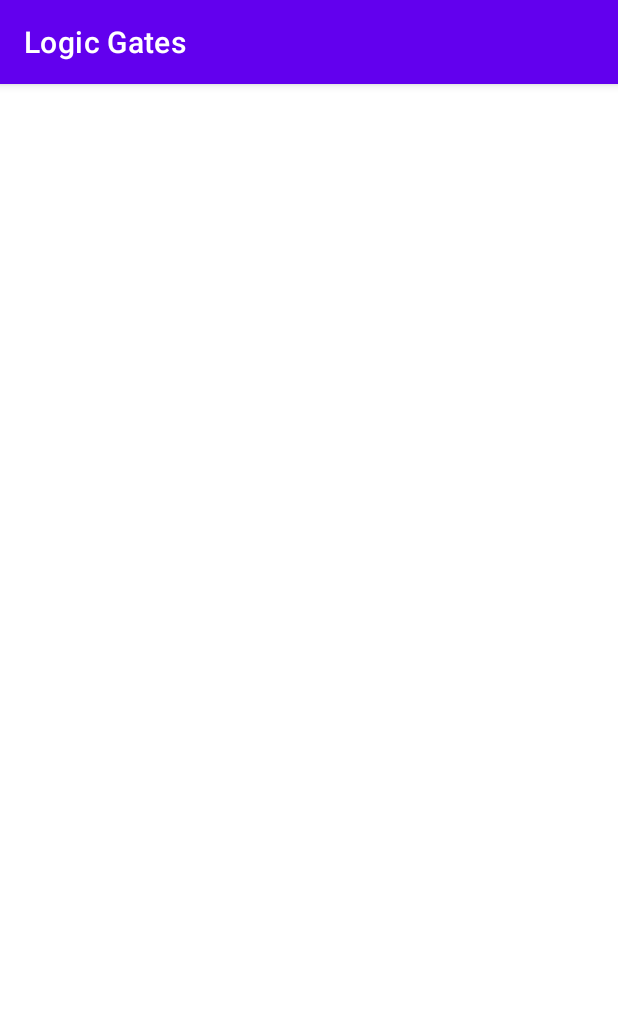
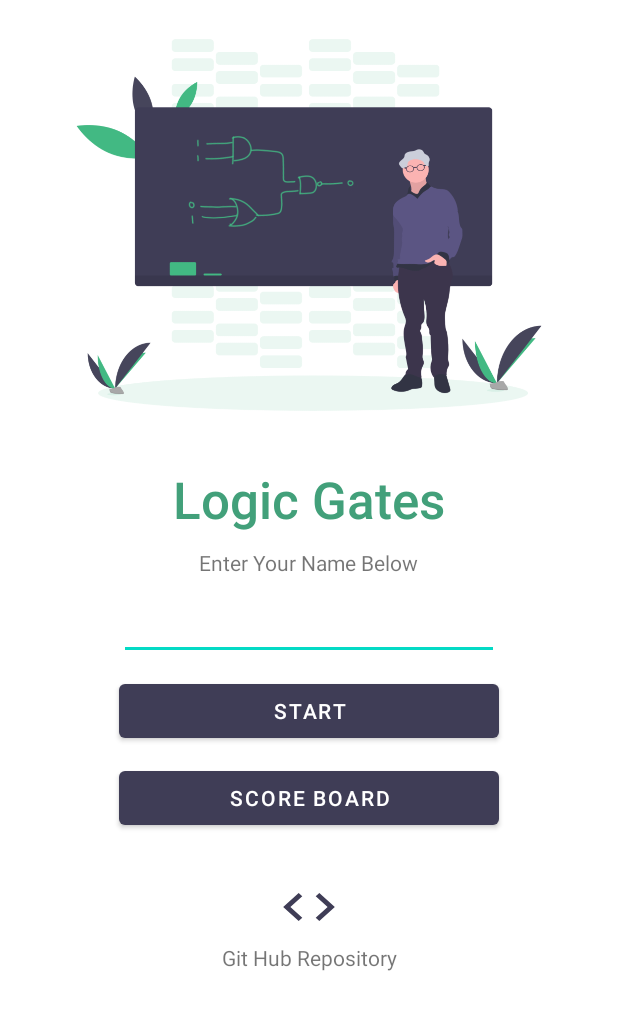
Before and after one commit to Eenyi/LogicGatesApk, an Android app: the screen it shows after launch (Home), on a phone screen of 412 x 824 dp. Shown: the top 1010 px of the screen. Run offline under Robolectric (Android 15) with nearby library versions, the phone set to English and light mode, and no system bars.

Commit message:
Home Page Land Scape

```diff
--- a/app/src/main/AndroidManifest.xml
+++ b/app/src/main/AndroidManifest.xml
@@ -25,19 +25,18 @@
                 android:name="android.app.lib_name"
                 android:value="" />
         </activity>
-        <activity
-            android:name=".MainActivity"
-            android:exported="true">
-            <intent-filter>
-                <action android:name="android.intent.action.MAIN" />
+<!--        <activity-->
+<!--            android:name=".MainActivity"-->
+<!--            android:exported="true">-->
+<!--            <intent-filter>-->
+<!--                <action android:name="android.intent.action.MAIN" />-->
 
-                <category android:name="android.intent.category.LAUNCHER" />
-            </intent-filter>
+<!--                <category android:name="android.intent.category.LAUNCHER" />-->
+<!--            </intent-filter>-->
 
-            <meta-data
-                android:name="android.app.lib_name"
-                android:value="" />
-        </activity>
+<!--            <meta-data-->
+<!--                android:name="android.app.lib_name"-->
+<!--                android:value="" />-->
+<!--        </activity>-->
     </application>
-
 </manifest>
--- /dev/null
+++ b/app/src/main/res/drawable-v24/color_navyblue.xml
@@ -0,0 +1,5 @@
+<?xml version="1.0" encoding="utf-8"?>
+<shape android:shape="rectangle" xmlns:android="http://schemas.android.com/apk/res/android">
+    <solid android:color="#3F3D56" />
+    <corners android:radius="20dp" />
+</shape>
--- /dev/null
+++ b/app/src/main/res/drawable/ic_baseline_code_24.xml
@@ -0,0 +1,5 @@
+<vector android:height="24dp" android:tint="#000000"
+    android:viewportHeight="24" android:viewportWidth="24"
+    android:width="24dp" xmlns:android="http://schemas.android.com/apk/res/android">
+    <path android:fillColor="@android:color/white" android:pathData="M9.4,16.6L4.8,12l4.6,-4.6L8,6l-6,6 6,6 1.4,-1.4zM14.6,16.6l4.6,-4.6 -4.6,-4.6L16,6l6,6 -6,6 -1.4,-1.4z"/>
+</vector>
--- /dev/null
+++ b/app/src/main/res/drawable/ic_baseline_info_24.xml
@@ -0,0 +1,5 @@
+<vector android:height="24dp" android:tint="#000000"
+    android:viewportHeight="24" android:viewportWidth="24"
+    android:width="24dp" xmlns:android="http://schemas.android.com/apk/res/android">
+    <path android:fillColor="@android:color/white" android:pathData="M12,2C6.48,2 2,6.48 2,12s4.48,10 10,10 10,-4.48 10,-10S17.52,2 12,2zM13,17h-2v-6h2v6zM13,9h-2L11,7h2v2z"/>
+</vector>
--- /dev/null
+++ b/app/src/main/res/layout-land/activity_home.xml
@@ -0,0 +1,9 @@
+<?xml version="1.0" encoding="utf-8"?>
+<androidx.constraintlayout.widget.ConstraintLayout xmlns:android="http://schemas.android.com/apk/res/android"
+    xmlns:app="http://schemas.android.com/apk/res-auto"
+    xmlns:tools="http://schemas.android.com/tools"
+    android:layout_width="match_parent"
+    android:layout_height="match_parent"
+    tools:context=".Home">
+
+</androidx.constraintlayout.widget.ConstraintLayout>
--- a/app/src/main/res/layout/activity_home.xml
+++ b/app/src/main/res/layout/activity_home.xml
@@ -2,8 +2,100 @@
 <androidx.constraintlayout.widget.ConstraintLayout xmlns:android="http://schemas.android.com/apk/res/android"
     xmlns:app="http://schemas.android.com/apk/res-auto"
     xmlns:tools="http://schemas.android.com/tools"
+    android:id="@+id/lgenternameinput"
     android:layout_width="match_parent"
     android:layout_height="match_parent"
+    android:contentDescription="@string/app_name"
     tools:context=".Home">
 
+    <ImageView
+        android:id="@+id/cover"
+        android:layout_width="393dp"
+        android:layout_height="300dp"
+        android:contentDescription="@string/app_name"
+        app:layout_constraintEnd_toEndOf="parent"
+        app:layout_constraintStart_toStartOf="parent"
+        app:layout_constraintTop_toTopOf="parent"
+        app:srcCompat="@drawable/title" />
+
+    <TextView
+        android:id="@+id/lg_title"
+        android:layout_width="wrap_content"
+        android:layout_height="wrap_content"
+        android:layout_marginTop="10dp"
+        android:fontFamily="sans-serif-medium"
+        android:text="@string/app_name"
+        android:textColor="@color/tealgreen"
+        android:textSize="34sp"
+        app:layout_constraintEnd_toEndOf="parent"
+        app:layout_constraintStart_toStartOf="parent"
+        app:layout_constraintTop_toBottomOf="@+id/cover" />
+
+    <EditText
+        android:id="@+id/lgenternametext"
+        android:layout_width="253dp"
+        android:layout_height="45dp"
+        android:layout_marginTop="10dp"
+        android:ems="10"
+        android:inputType="textPersonName"
+        android:text="@string/empty"
+        android:textColorLink="#009688"
+        app:layout_constraintEnd_toEndOf="parent"
+        app:layout_constraintStart_toStartOf="parent"
+        app:layout_constraintTop_toBottomOf="@+id/lgentername"
+        tools:ignore="SpeakableTextPresentCheck,TouchTargetSizeCheck"
+        android:importantForAutofill="no" />
+
+    <TextView
+        android:id="@+id/lgentername"
+        android:layout_width="wrap_content"
+        android:layout_height="wrap_content"
+        android:layout_marginTop="10dp"
+        android:text="@string/lgentername"
+        app:layout_constraintEnd_toEndOf="parent"
+        app:layout_constraintStart_toStartOf="parent"
+        app:layout_constraintTop_toBottomOf="@+id/lg_title" />
+
+    <Button
+        android:id="@+id/lgenterbtn"
+        android:layout_width="253dp"
+        android:layout_height="wrap_content"
+        android:layout_marginTop="10dp"
+        android:text="@string/start"
+        app:layout_constraintEnd_toEndOf="@+id/lgenternametext"
+        app:layout_constraintStart_toStartOf="@+id/lgenternametext"
+        app:layout_constraintTop_toBottomOf="@+id/lgenternametext" />
+
+    <Button
+        android:id="@+id/button3"
+        android:layout_width="253dp"
+        android:layout_height="wrap_content"
+        android:layout_marginTop="10dp"
+        android:text="@string/scoreboard"
+        app:layout_constraintEnd_toEndOf="@+id/lgenterbtn"
+        app:layout_constraintStart_toStartOf="@+id/lgenterbtn"
+        app:layout_constraintTop_toBottomOf="@+id/lgenterbtn" />
+
+    <Button
+        android:id="@+id/lggithub"
+        android:layout_width="41dp"
+        android:layout_height="37dp"
+        android:layout_marginTop="30dp"
+        android:background="@drawable/ic_baseline_code_24"
+        android:text="@string/empty"
+        app:layout_constraintEnd_toEndOf="@+id/button3"
+        app:layout_constraintStart_toStartOf="@+id/button3"
+        app:layout_constraintTop_toBottomOf="@+id/button3"
+        tools:ignore="SpeakableTextPresentCheck,TouchTargetSizeCheck" />
+
+    <TextView
+        android:id="@+id/gittitle"
+        android:layout_width="wrap_content"
+        android:layout_height="wrap_content"
+        android:layout_marginTop="5dp"
+        android:text="Git Hub Repository"
+        app:layout_constraintEnd_toEndOf="@+id/lggithub"
+        app:layout_constraintStart_toStartOf="@+id/lggithub"
+        app:layout_constraintTop_toBottomOf="@+id/lggithub" />
+
 </androidx.constraintlayout.widget.ConstraintLayout>
--- a/app/src/main/res/values-night/themes.xml
+++ b/app/src/main/res/values-night/themes.xml
@@ -1,9 +1,9 @@
 <resources xmlns:tools="http://schemas.android.com/tools">
     <!-- Base application theme. -->
-    <style name="Theme.LogicGates" parent="Theme.MaterialComponents.DayNight.DarkActionBar">
+    <style name="Theme.LogicGates" parent="Theme.MaterialComponents.DayNight.NoActionBar">
         <!-- Primary brand color. -->
-        <item name="colorPrimary">@color/purple_500</item>
-        <item name="colorPrimaryVariant">@color/purple_700</item>
+        <item name="colorPrimary">@color/navyblue</item>
+        <item name="colorPrimaryVariant">@color/navyblue</item>
         <item name="colorOnPrimary">@color/white</item>
         <!-- Secondary brand color. -->
         <item name="colorSecondary">@color/teal_200</item>
--- a/app/src/main/res/values/colors.xml
+++ b/app/src/main/res/values/colors.xml
@@ -8,4 +8,6 @@
     <color name="black">#FF000000</color>
     <color name="white">#FFFFFFFF</color>
     <color name="sky">#71BCE1</color>
+    <color name="tealgreen">#42A07A</color>
+    <color name="navyblue">#3F3D56</color>
 </resources>
--- a/app/src/main/res/values/strings.xml
+++ b/app/src/main/res/values/strings.xml
@@ -1,3 +1,8 @@
 <resources>
     <string name="app_name">Logic Gates</string>
+    <string name="lgentername">Enter Your Name Below</string>
+    <string name="empty"></string>
+    <string name="start">Start</string>
+    <string name="scoreboard">Score Board</string>
+
 </resources>
--- a/app/src/main/res/values/themes.xml
+++ b/app/src/main/res/values/themes.xml
@@ -1,9 +1,9 @@
 <resources xmlns:tools="http://schemas.android.com/tools">
     <!-- Base application theme. -->
-    <style name="Theme.LogicGates" parent="Theme.MaterialComponents.DayNight.DarkActionBar">
+    <style name="Theme.LogicGates" parent="Theme.MaterialComponents.DayNight.NoActionBar">
         <!-- Primary brand color. -->
-        <item name="colorPrimary">@color/purple_500</item>
-        <item name="colorPrimaryVariant">@color/purple_700</item>
+        <item name="colorPrimary">@color/navyblue</item>
+        <item name="colorPrimaryVariant">@color/navyblue</item>
         <item name="colorOnPrimary">@color/white</item>
         <!-- Secondary brand color. -->
         <item name="colorSecondary">@color/teal_200</item>
```
Also changed, not shown: app/src/main/res/drawable-v24/title.png (added).
